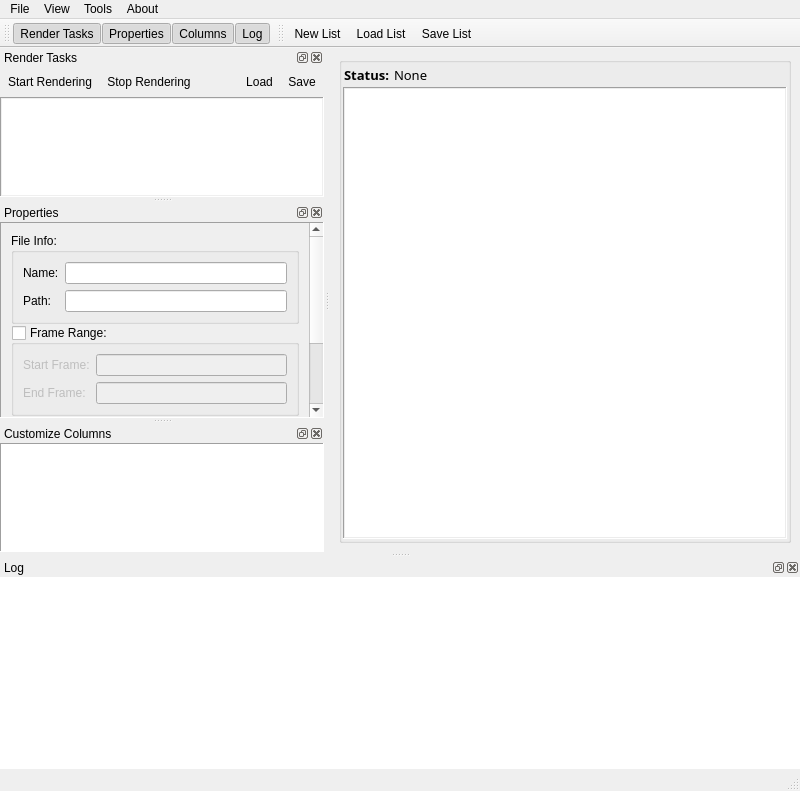
kaymatrix/lra, file uis/winMain.ui: the form before one commit.
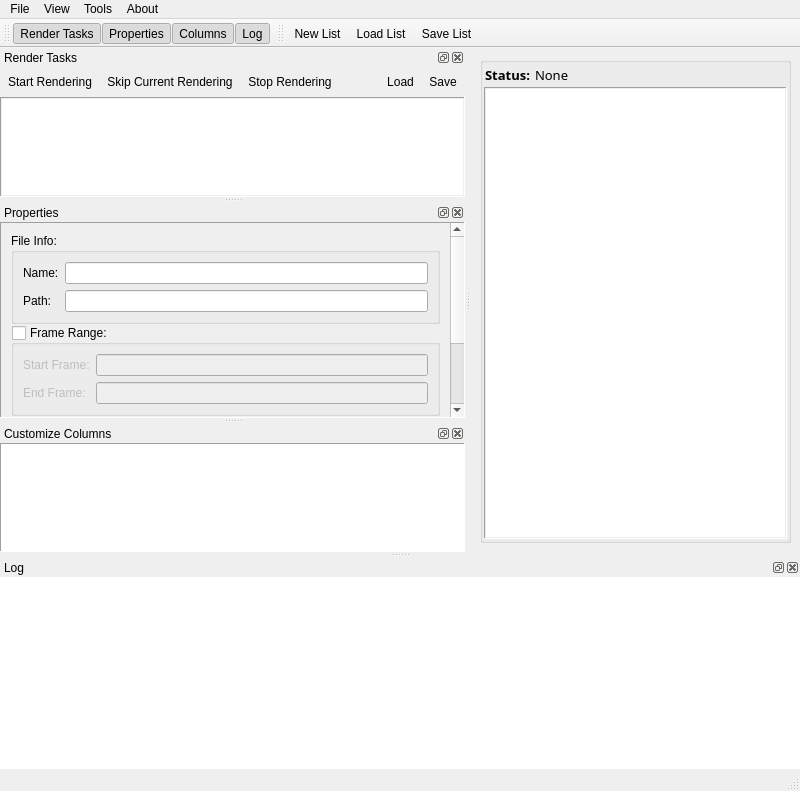
The form after the commit.

Commit message: process next and stop / skip process added

Diff of the .ui file:
```diff
--- a/uis/winMain.ui
+++ b/uis/winMain.ui
@@ -218,7 +218,7 @@
           </property>
          </widget>
         </item>
-        <item row="0" column="2">
+        <item row="0" column="3">
          <spacer name="horizontalSpacer">
           <property name="orientation">
            <enum>Qt::Horizontal</enum>
@@ -231,7 +231,7 @@
           </property>
          </spacer>
         </item>
-        <item row="0" column="4">
+        <item row="0" column="5">
          <widget class="QToolButton" name="btnRTaskSave">
           <property name="text">
            <string>Save</string>
@@ -244,7 +244,7 @@
           </property>
          </widget>
         </item>
-        <item row="0" column="3">
+        <item row="0" column="4">
          <widget class="QToolButton" name="btnRTaskLoad">
           <property name="text">
            <string>Load</string>
@@ -257,7 +257,7 @@
           </property>
          </widget>
         </item>
-        <item row="0" column="1">
+        <item row="0" column="2">
          <widget class="QToolButton" name="btnTerminate">
           <property name="text">
            <string>Stop Rendering</string>
@@ -270,6 +270,19 @@
           </property>
          </widget>
         </item>
+        <item row="0" column="1">
+         <widget class="QToolButton" name="btnSkipRender">
+          <property name="text">
+           <string>Skip Current Rendering</string>
+          </property>
+          <property name="toolButtonStyle">
+           <enum>Qt::ToolButtonTextBesideIcon</enum>
+          </property>
+          <property name="autoRaise">
+           <bool>true</bool>
+          </property>
+         </widget>
+        </item>
        </layout>
       </widget>
      </item>
@@ -341,7 +354,7 @@
          <rect>
           <x>0</x>
           <y>0</y>
-          <width>251</width>
+          <width>426</width>
           <height>261</height>
          </rect>
         </property>
```
The commit also changes 8 other files.
